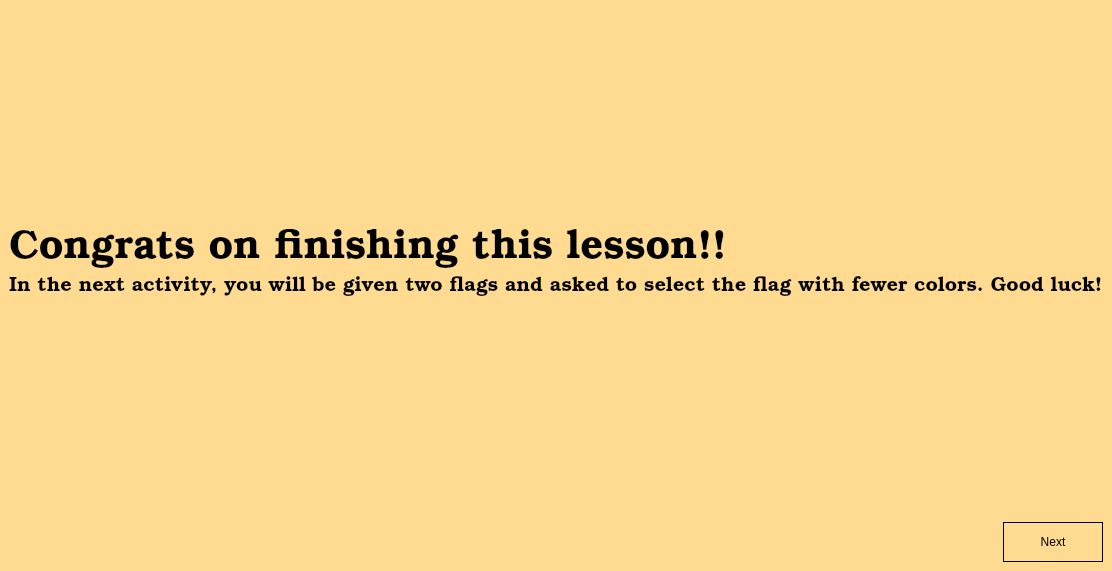
zxjorge/EDApp, file usebasiccolorslesson.ui: the form before one commit.
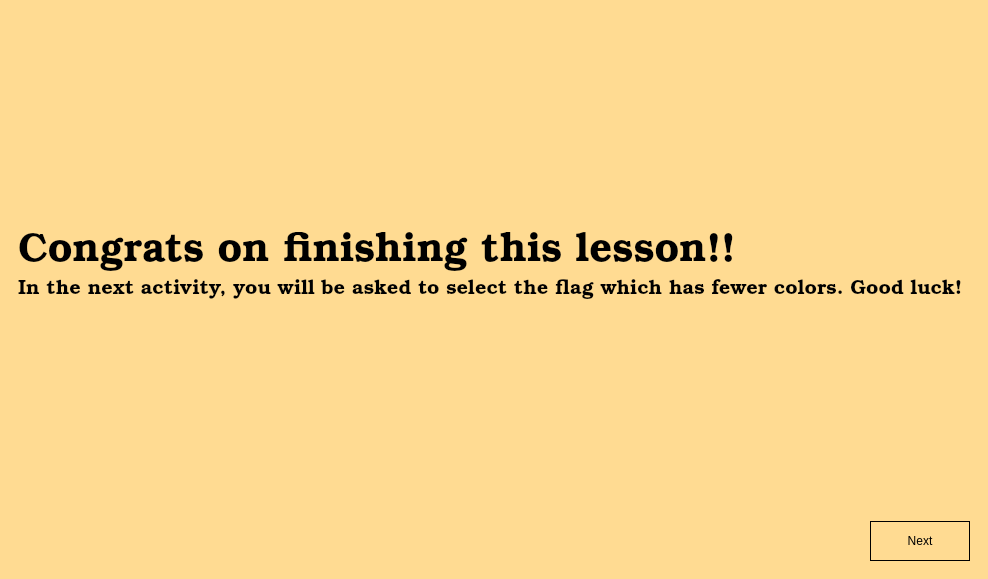
The form after the commit. The open tabs and pages were chosen to show the change. Icons and pictures are not drawn.

Commit message: matched completed lesson ui to everything eles

What changed in the file:
```diff
--- a/usebasiccolorslesson.ui
+++ b/usebasiccolorslesson.ui
@@ -7,7 +7,7 @@
     <x>0</x>
     <y>0</y>
     <width>988</width>
-    <height>571</height>
+    <height>579</height>
    </rect>
   </property>
   <property name="windowTitle">
@@ -678,22 +678,30 @@
     <string notr="true">background-color: rgb(255, 219, 146);
 </string>
    </property>
-   <layout class="QVBoxLayout" name="verticalLayout_14">
+   <layout class="QVBoxLayout" name="verticalLayout_7">
     <item>
-     <spacer name="verticalSpacer_2">
+     <widget class="QFrame" name="verticalFrame">
+      <property name="styleSheet">
+       <string notr="true">QFrame#verticalFrame {
+    border: 4px dashed white;
+}</string>
+      </property>
+      <layout class="QVBoxLayout" name="verticalLayout">
+       <item>
+        <spacer name="verticalSpacer_3">
       <property name="orientation">
        <enum>Qt::Vertical</enum>
       </property>
       <property name="sizeHint" stdset="0">
        <size>
         <width>20</width>
-        <height>208</height>
+           <height>293</height>
        </size>
       </property>
      </spacer>
     </item>
     <item>
-     <widget class="QLabel" name="label_19">
+        <widget class="QLabel" name="label">
       <property name="font">
        <font>
         <family>Bookman Old Style</family>
@@ -706,7 +714,7 @@
      </widget>
     </item>
     <item>
-     <widget class="QLabel" name="label_20">
+        <widget class="QLabel" name="label_2">
       <property name="font">
        <font>
         <family>Bookman Old Style</family>
@@ -714,19 +722,19 @@
        </font>
       </property>
       <property name="text">
-       <string>In the next activity, you will be given two flags and asked to select the flag with fewer colors. Good luck!</string>
+          <string>In the next activity, you will be asked to select the flag which has fewer colors. Good luck!</string>
       </property>
      </widget>
     </item>
     <item>
-     <spacer name="verticalSpacer">
+        <spacer name="verticalSpacer_4">
       <property name="orientation">
        <enum>Qt::Vertical</enum>
       </property>
       <property name="sizeHint" stdset="0">
        <size>
         <width>20</width>
-        <height>207</height>
+           <height>293</height>
        </size>
       </property>
      </spacer>
@@ -760,7 +768,12 @@
     </item>
    </layout>
   </widget>
- </widget>
- <resources/>
+    </item>
+   </layout>
+  </widget>
+ </widget>
+ <resources>
+  <include location="Resources.qrc"/>
+ </resources>
  <connections/>
 </ui>
```
Left out of the diff: 15 changed lines with no effect on the pictures. Lines whose indentation alone changed are shown as unchanged. The commit also changes 3 other files.
